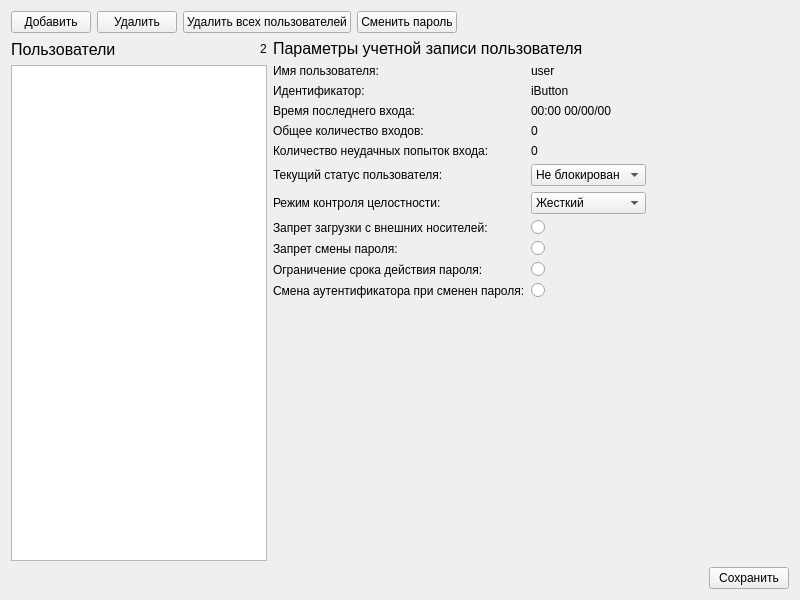
m6v/sobol, file panels/UserListPanel.ui: the form before one commit.
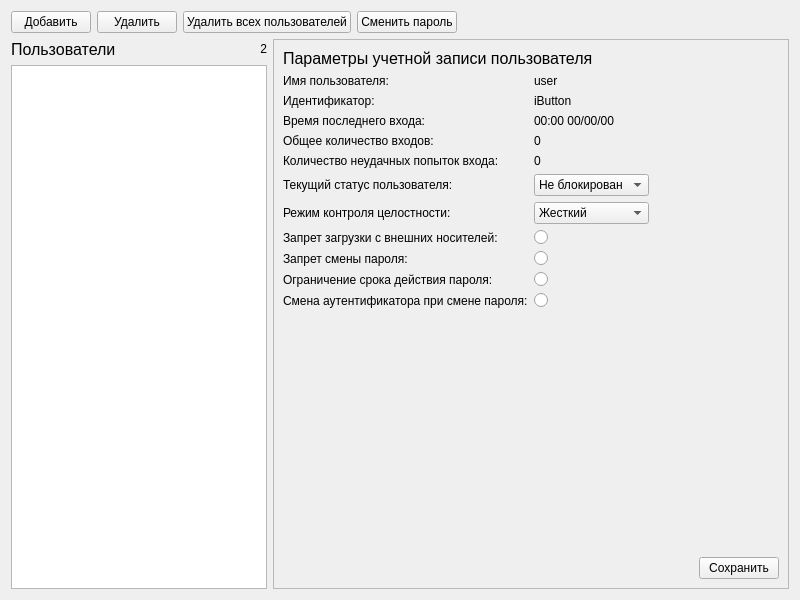
The form after the commit.

Commit message: Settings Panels have been added

```diff
--- a/panels/UserListPanel.ui
+++ b/panels/UserListPanel.ui
@@ -13,7 +13,7 @@
   <property name="windowTitle">
    <string>Form</string>
   </property>
-  <layout class="QVBoxLayout" name="verticalLayout_3">
+  <layout class="QVBoxLayout" name="verticalLayout_4">
    <item>
     <layout class="QHBoxLayout" name="horizontalLayout">
      <item>
@@ -60,7 +60,7 @@
     </layout>
    </item>
    <item>
-    <layout class="QHBoxLayout" name="horizontalLayout_4">
+    <layout class="QHBoxLayout" name="horizontalLayout_5">
      <item>
       <layout class="QVBoxLayout" name="verticalLayout">
        <item>
@@ -82,6 +82,9 @@
            <property name="orientation">
             <enum>Qt::Horizontal</enum>
            </property>
+           <property name="sizeType">
+            <enum>QSizePolicy::Preferred</enum>
+           </property>
            <property name="sizeHint" stdset="0">
             <size>
              <width>40</width>
@@ -95,15 +98,36 @@
            <property name="text">
             <string>2</string>
            </property>
+           <property name="alignment">
+            <set>Qt::AlignRight|Qt::AlignTrailing|Qt::AlignVCenter</set>
+           </property>
           </widget>
          </item>
         </layout>
        </item>
        <item>
-        <widget class="QListWidget" name="listWidget"/>
+        <widget class="QListWidget" name="listWidget">
+         <property name="sizePolicy">
+          <sizepolicy hsizetype="Preferred" vsizetype="Expanding">
+           <horstretch>0</horstretch>
+           <verstretch>0</verstretch>
+          </sizepolicy>
+         </property>
+        </widget>
        </item>
       </layout>
      </item>
+     <item>
+      <widget class="QFrame" name="frame">
+       <property name="frameShape">
+        <enum>QFrame::StyledPanel</enum>
+       </property>
+       <property name="frameShadow">
+        <enum>QFrame::Raised</enum>
+       </property>
+       <layout class="QVBoxLayout" name="verticalLayout_3">
+        <item>
+         <layout class="QHBoxLayout" name="horizontalLayout_4">
      <item>
       <layout class="QVBoxLayout" name="verticalLayout_2">
        <item>
@@ -273,7 +297,7 @@
          <item row="10" column="0">
           <widget class="QLabel" name="user_name_label_11">
            <property name="text">
-            <string>Смена аутентификатора при сменен пароля:</string>
+                 <string>Смена аутентификатора при смене пароля:</string>
            </property>
           </widget>
          </item>
@@ -283,6 +307,23 @@
             <string/>
            </property>
           </widget>
+              </item>
+             </layout>
+            </item>
+           </layout>
+          </item>
+          <item>
+           <spacer name="horizontalSpacer_4">
+            <property name="orientation">
+             <enum>Qt::Horizontal</enum>
+            </property>
+            <property name="sizeHint" stdset="0">
+             <size>
+              <width>40</width>
+              <height>20</height>
+             </size>
+            </property>
+           </spacer>
          </item>
         </layout>
        </item>
@@ -299,23 +340,6 @@
          </property>
         </spacer>
        </item>
-      </layout>
-     </item>
-     <item>
-      <spacer name="horizontalSpacer_4">
-       <property name="orientation">
-        <enum>Qt::Horizontal</enum>
-       </property>
-       <property name="sizeHint" stdset="0">
-        <size>
-         <width>40</width>
-         <height>20</height>
-        </size>
-       </property>
-      </spacer>
-     </item>
-    </layout>
-   </item>
    <item>
     <layout class="QHBoxLayout" name="horizontalLayout_3">
      <item>
@@ -336,6 +360,11 @@
        <property name="text">
         <string>Сохранить</string>
        </property>
+           </widget>
+          </item>
+         </layout>
+        </item>
+       </layout>
       </widget>
      </item>
     </layout>
```
Left out of the diff: 66 changed lines with no effect on the pictures. Lines whose indentation alone changed are shown as unchanged. The commit also changes 6 other files.
